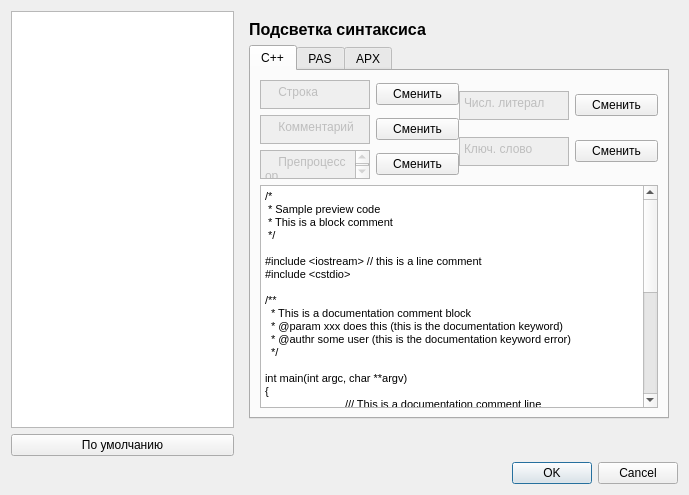
First picture: the form in settingsdialog.ui, repository NOOBS-DevTeam/Appendix, before the edit.
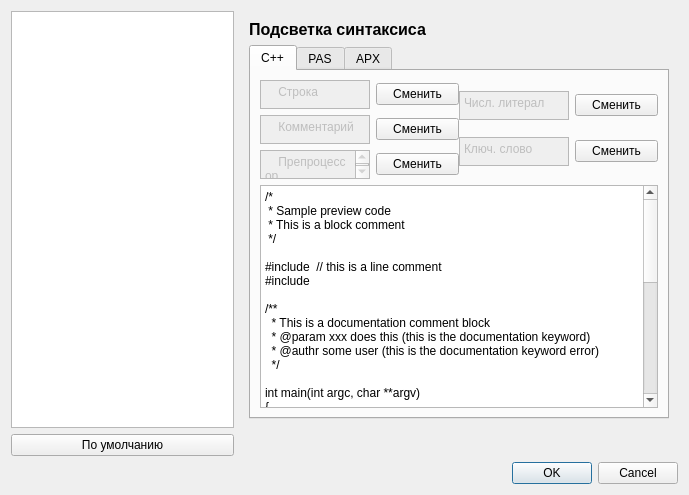
Second picture: the form after the edit. The open tabs and pages were chosen to show the change. Custom widgets are drawn as their Qt base class.

```diff
--- a/settingsdialog.ui
+++ b/settingsdialog.ui
@@ -53,7 +53,7 @@
           <enum>QTabWidget::Rounded</enum>
          </property>
          <property name="currentIndex">
-          <number>1</number>
+          <number>2</number>
          </property>
          <widget class="QWidget" name="tab">
           <attribute name="title">
@@ -257,44 +257,39 @@
              <property name="readOnly">
               <bool>true</bool>
              </property>
-             <property name="html">
-              <string>&lt;!DOCTYPE HTML PUBLIC &quot;-//W3C//DTD HTML 4.0//EN&quot; &quot;http://www.w3.org/TR/REC-html40/strict.dtd&quot;&gt;
-&lt;html&gt;&lt;head&gt;&lt;meta name=&quot;qrichtext&quot; content=&quot;1&quot; /&gt;&lt;style type=&quot;text/css&quot;&gt;
-p, li { white-space: pre-wrap; }
-&lt;/style&gt;&lt;/head&gt;&lt;body style=&quot; font-family:'MS Shell Dlg 2'; font-size:8.25pt; font-weight:400; font-style:normal;&quot;&gt;
-&lt;p style=&quot; margin-top:0px; margin-bottom:0px; margin-left:0px; margin-right:0px; -qt-block-indent:0; text-indent:0px;&quot;&gt;&lt;span style=&quot; font-size:8pt;&quot;&gt;/*&lt;/span&gt;&lt;/p&gt;
-&lt;p style=&quot; margin-top:0px; margin-bottom:0px; margin-left:0px; margin-right:0px; -qt-block-indent:0; text-indent:0px;&quot;&gt;&lt;span style=&quot; font-size:8pt;&quot;&gt; * Sample preview code&lt;/span&gt;&lt;/p&gt;
-&lt;p style=&quot; margin-top:0px; margin-bottom:0px; margin-left:0px; margin-right:0px; -qt-block-indent:0; text-indent:0px;&quot;&gt;&lt;span style=&quot; font-size:8pt;&quot;&gt; * This is a block comment&lt;/span&gt;&lt;/p&gt;
-&lt;p style=&quot; margin-top:0px; margin-bottom:0px; margin-left:0px; margin-right:0px; -qt-block-indent:0; text-indent:0px;&quot;&gt;&lt;span style=&quot; font-size:8pt;&quot;&gt; */&lt;/span&gt;&lt;/p&gt;
-&lt;p style=&quot;-qt-paragraph-type:empty; margin-top:0px; margin-bottom:0px; margin-left:0px; margin-right:0px; -qt-block-indent:0; text-indent:0px; font-size:8pt;&quot;&gt;&lt;br /&gt;&lt;/p&gt;
-&lt;p style=&quot; margin-top:0px; margin-bottom:0px; margin-left:0px; margin-right:0px; -qt-block-indent:0; text-indent:0px;&quot;&gt;&lt;span style=&quot; font-size:8pt;&quot;&gt;#include &amp;lt;iostream&amp;gt; // this is a line comment&lt;/span&gt;&lt;/p&gt;
-&lt;p style=&quot; margin-top:0px; margin-bottom:0px; margin-left:0px; margin-right:0px; -qt-block-indent:0; text-indent:0px;&quot;&gt;&lt;span style=&quot; font-size:8pt;&quot;&gt;#include &amp;lt;cstdio&amp;gt;&lt;/span&gt;&lt;/p&gt;
-&lt;p style=&quot;-qt-paragraph-type:empty; margin-top:0px; margin-bottom:0px; margin-left:0px; margin-right:0px; -qt-block-indent:0; text-indent:0px; font-size:8pt;&quot;&gt;&lt;br /&gt;&lt;/p&gt;
-&lt;p style=&quot; margin-top:0px; margin-bottom:0px; margin-left:0px; margin-right:0px; -qt-block-indent:0; text-indent:0px;&quot;&gt;&lt;span style=&quot; font-size:8pt;&quot;&gt;/**&lt;/span&gt;&lt;/p&gt;
-&lt;p style=&quot; margin-top:0px; margin-bottom:0px; margin-left:0px; margin-right:0px; -qt-block-indent:0; text-indent:0px;&quot;&gt;&lt;span style=&quot; font-size:8pt;&quot;&gt;  * This is a documentation comment block&lt;/span&gt;&lt;/p&gt;
-&lt;p style=&quot; margin-top:0px; margin-bottom:0px; margin-left:0px; margin-right:0px; -qt-block-indent:0; text-indent:0px;&quot;&gt;&lt;span style=&quot; font-size:8pt;&quot;&gt;  * @param xxx does this (this is the documentation keyword)&lt;/span&gt;&lt;/p&gt;
-&lt;p style=&quot; margin-top:0px; margin-bottom:0px; margin-left:0px; margin-right:0px; -qt-block-indent:0; text-indent:0px;&quot;&gt;&lt;span style=&quot; font-size:8pt;&quot;&gt;  * @authr some user (this is the documentation keyword error)&lt;/span&gt;&lt;/p&gt;
-&lt;p style=&quot; margin-top:0px; margin-bottom:0px; margin-left:0px; margin-right:0px; -qt-block-indent:0; text-indent:0px;&quot;&gt;&lt;span style=&quot; font-size:8pt;&quot;&gt;  */&lt;/span&gt;&lt;/p&gt;
-&lt;p style=&quot;-qt-paragraph-type:empty; margin-top:0px; margin-bottom:0px; margin-left:0px; margin-right:0px; -qt-block-indent:0; text-indent:0px; font-size:8pt;&quot;&gt;&lt;br /&gt;&lt;/p&gt;
-&lt;p style=&quot; margin-top:0px; margin-bottom:0px; margin-left:0px; margin-right:0px; -qt-block-indent:0; text-indent:0px;&quot;&gt;&lt;span style=&quot; font-size:8pt;&quot;&gt;int main(int argc, char **argv)&lt;/span&gt;&lt;/p&gt;
-&lt;p style=&quot; margin-top:0px; margin-bottom:0px; margin-left:0px; margin-right:0px; -qt-block-indent:0; text-indent:0px;&quot;&gt;&lt;span style=&quot; font-size:8pt;&quot;&gt;{&lt;/span&gt;&lt;/p&gt;
-&lt;p style=&quot; margin-top:0px; margin-bottom:0px; margin-left:0px; margin-right:0px; -qt-block-indent:0; text-indent:0px;&quot;&gt;&lt;span style=&quot; font-size:8pt;&quot;&gt;	/// This is a documentation comment line&lt;/span&gt;&lt;/p&gt;
-&lt;p style=&quot; margin-top:0px; margin-bottom:0px; margin-left:0px; margin-right:0px; -qt-block-indent:0; text-indent:0px;&quot;&gt;&lt;span style=&quot; font-size:8pt;&quot;&gt;	int numbers[20];&lt;/span&gt;&lt;/p&gt;
-&lt;p style=&quot; margin-top:0px; margin-bottom:0px; margin-left:0px; margin-right:0px; -qt-block-indent:0; text-indent:0px;&quot;&gt;&lt;span style=&quot; font-size:8pt;&quot;&gt;	int average = 0;&lt;/span&gt;&lt;/p&gt;
-&lt;p style=&quot; margin-top:0px; margin-bottom:0px; margin-left:0px; margin-right:0px; -qt-block-indent:0; text-indent:0px;&quot;&gt;&lt;span style=&quot; font-size:8pt;&quot;&gt;	char ch = '\n';&lt;/span&gt;&lt;/p&gt;
-&lt;p style=&quot; margin-top:0px; margin-bottom:0px; margin-left:0px; margin-right:0px; -qt-block-indent:0; text-indent:0px;&quot;&gt;&lt;span style=&quot; font-size:8pt;&quot;&gt;	for (int i = 0; i &amp;lt; 20; ++i) // a breakpoint is set&lt;/span&gt;&lt;/p&gt;
-&lt;p style=&quot; margin-top:0px; margin-bottom:0px; margin-left:0px; margin-right:0px; -qt-block-indent:0; text-indent:0px;&quot;&gt;&lt;span style=&quot; font-size:8pt;&quot;&gt;	{&lt;/span&gt;&lt;/p&gt;
-&lt;p style=&quot; margin-top:0px; margin-bottom:0px; margin-left:0px; margin-right:0px; -qt-block-indent:0; text-indent:0px;&quot;&gt;&lt;span style=&quot; font-size:8pt;&quot;&gt;		numbers[i] = i; // active line (during debugging)&lt;/span&gt;&lt;/p&gt;
-&lt;p style=&quot; margin-top:0px; margin-bottom:0px; margin-left:0px; margin-right:0px; -qt-block-indent:0; text-indent:0px;&quot;&gt;&lt;span style=&quot; font-size:8pt;&quot;&gt;		total += i; // error line&lt;/span&gt;&lt;/p&gt;
-&lt;p style=&quot; margin-top:0px; margin-bottom:0px; margin-left:0px; margin-right:0px; -qt-block-indent:0; text-indent:0px;&quot;&gt;&lt;span style=&quot; font-size:8pt;&quot;&gt;	}&lt;/span&gt;&lt;/p&gt;
-&lt;p style=&quot; margin-top:0px; margin-bottom:0px; margin-left:0px; margin-right:0px; -qt-block-indent:0; text-indent:0px;&quot;&gt;&lt;span style=&quot; font-size:8pt;&quot;&gt;	average = total / 20;&lt;/span&gt;&lt;/p&gt;
-&lt;p style=&quot; margin-top:0px; margin-bottom:0px; margin-left:0px; margin-right:0px; -qt-block-indent:0; text-indent:0px;&quot;&gt;&lt;span style=&quot; font-size:8pt;&quot;&gt;	std::cout &amp;lt;&amp;lt; numbers[0] &amp;lt;&amp;lt; '\n' &amp;lt;&amp;lt; numbers[19] &amp;lt;&amp;lt; '\n';&lt;/span&gt;&lt;/p&gt;
-&lt;p style=&quot; margin-top:0px; margin-bottom:0px; margin-left:0px; margin-right:0px; -qt-block-indent:0; text-indent:0px;&quot;&gt;&lt;span style=&quot; font-size:8pt;&quot;&gt;	std::cout &amp;lt;&amp;lt; &amp;quot;total:&amp;quot; &amp;lt;&amp;lt; total &amp;lt;&amp;lt; &amp;quot;average:&amp;quot; &amp;lt;&amp;lt; average &amp;lt;&amp;lt; '\n';&lt;/span&gt;&lt;/p&gt;
-&lt;p style=&quot; margin-top:0px; margin-bottom:0px; margin-left:0px; margin-right:0px; -qt-block-indent:0; text-indent:0px;&quot;&gt;&lt;span style=&quot; font-size:8pt;&quot;&gt;	std::cout &amp;lt;&amp;lt; &amp;quot;Press any key...&amp;quot; &amp;lt;&amp;lt; '\n';&lt;/span&gt;&lt;/p&gt;
-&lt;p style=&quot; margin-top:0px; margin-bottom:0px; margin-left:0px; margin-right:0px; -qt-block-indent:0; text-indent:0px;&quot;&gt;&lt;span style=&quot; font-size:8pt;&quot;&gt;	getch();&lt;/span&gt;&lt;/p&gt;
-&lt;p style=&quot; margin-top:0px; margin-bottom:0px; margin-left:0px; margin-right:0px; -qt-block-indent:0; text-indent:0px;&quot;&gt;&lt;span style=&quot; font-size:8pt;&quot;&gt;}&lt;/span&gt;&lt;/p&gt;
-&lt;p style=&quot;-qt-paragraph-type:empty; margin-top:0px; margin-bottom:0px; margin-left:0px; margin-right:0px; -qt-block-indent:0; text-indent:0px; font-size:8pt;&quot;&gt;&lt;br /&gt;&lt;/p&gt;
-&lt;p style=&quot;-qt-paragraph-type:empty; margin-top:0px; margin-bottom:0px; margin-left:0px; margin-right:0px; -qt-block-indent:0; text-indent:0px; font-size:8pt;&quot;&gt;&lt;br /&gt;&lt;/p&gt;&lt;/body&gt;&lt;/html&gt;</string>
+             <property name="plainText">
+              <string>/*
+ * Sample preview code
+ * This is a block comment
+ */
+
+#include &lt;iostream&gt; // this is a line comment
+#include &lt;cstdio&gt;
+
+/**
+  * This is a documentation comment block
+  * @param xxx does this (this is the documentation keyword)
+  * @authr some user (this is the documentation keyword error)
+  */
+
+int main(int argc, char **argv)
+{
+	/// This is a documentation comment line
+	int numbers[20];
+	int average = 0;
+	char ch = '\n';
+	for (int i = 0; i &lt; 20; ++i) // a breakpoint is set
+	{
+		numbers[i] = i; // active line (during debugging)
+		total += i; // error line
+	}
+	average = total / 20;
+	std::cout &lt;&lt; numbers[0] &lt;&lt; '\n' &lt;&lt; numbers[19] &lt;&lt; '\n';
+	std::cout &lt;&lt; &quot;total:&quot; &lt;&lt; total &lt;&lt; &quot;average:&quot; &lt;&lt; average &lt;&lt; '\n';
+	std::cout &lt;&lt; &quot;Press any key...&quot; &lt;&lt; '\n';
+	getch();
+}
+</string>
              </property>
             </widget>
            </item>
@@ -463,20 +458,16 @@
                <property name="readOnly">
                 <bool>true</bool>
                </property>
-               <property name="html">
-                <string>&lt;!DOCTYPE HTML PUBLIC &quot;-//W3C//DTD HTML 4.0//EN&quot; &quot;http://www.w3.org/TR/REC-html40/strict.dtd&quot;&gt;
-&lt;html&gt;&lt;head&gt;&lt;meta name=&quot;qrichtext&quot; content=&quot;1&quot; /&gt;&lt;style type=&quot;text/css&quot;&gt;
-p, li { white-space: pre-wrap; }
-&lt;/style&gt;&lt;/head&gt;&lt;body style=&quot; font-family:'MS Shell Dlg 2'; font-size:8.25pt; font-weight:400; font-style:normal;&quot;&gt;
-&lt;p style=&quot; margin-top:0px; margin-bottom:0px; margin-left:0px; margin-right:0px; -qt-block-indent:0; text-indent:0px;&quot;&gt;&lt;span style=&quot; font-size:8pt;&quot;&gt;// Комментарий&lt;/span&gt;&lt;/p&gt;
-&lt;p style=&quot; margin-top:0px; margin-bottom:0px; margin-left:0px; margin-right:0px; -qt-block-indent:0; text-indent:0px;&quot;&gt;&lt;span style=&quot; font-size:8pt;&quot;&gt;program First;&lt;/span&gt;&lt;/p&gt;
-&lt;p style=&quot; margin-top:0px; margin-bottom:0px; margin-left:0px; margin-right:0px; -qt-block-indent:0; text-indent:0px;&quot;&gt;&lt;span style=&quot; font-size:8pt;&quot;&gt;var &lt;/span&gt;&lt;/p&gt;
-&lt;p style=&quot; margin-top:0px; margin-bottom:0px; margin-left:0px; margin-right:0px; -qt-block-indent:0; text-indent:0px;&quot;&gt;&lt;span style=&quot; font-size:8pt;&quot;&gt;  i: integer; r: real;&lt;/span&gt;&lt;/p&gt;
-&lt;p style=&quot; margin-top:0px; margin-bottom:0px; margin-left:0px; margin-right:0px; -qt-block-indent:0; text-indent:0px;&quot;&gt;&lt;span style=&quot; font-size:8pt;&quot;&gt;  s: string; c: char;&lt;/span&gt;&lt;/p&gt;
-&lt;p style=&quot; margin-top:0px; margin-bottom:0px; margin-left:0px; margin-right:0px; -qt-block-indent:0; text-indent:0px;&quot;&gt;&lt;span style=&quot; font-size:8pt;&quot;&gt;begin&lt;/span&gt;&lt;/p&gt;
-&lt;p style=&quot; margin-top:0px; margin-bottom:0px; margin-left:0px; margin-right:0px; -qt-block-indent:0; text-indent:0px;&quot;&gt;&lt;span style=&quot; font-size:8pt;&quot;&gt;  i:=2345; r:=3.1415;&lt;/span&gt;&lt;/p&gt;
-&lt;p style=&quot; margin-top:0px; margin-bottom:0px; margin-left:0px; margin-right:0px; -qt-block-indent:0; text-indent:0px;&quot;&gt;&lt;span style=&quot; font-size:8pt;&quot;&gt;  s:='Hello, world'; c:=#10;&lt;/span&gt;&lt;/p&gt;
-&lt;p style=&quot; margin-top:0px; margin-bottom:0px; margin-left:0px; margin-right:0px; -qt-block-indent:0; text-indent:0px;&quot;&gt;&lt;span style=&quot; font-size:8pt;&quot;&gt;end.&lt;/span&gt;&lt;/p&gt;&lt;/body&gt;&lt;/html&gt;</string>
+               <property name="plainText">
+                <string>// Комментарий
+program First;
+var 
+  i: integer; r: real;
+  s: string; c: char;
+begin
+  i:=2345; r:=3.1415;
+  s:='Hello, world'; c:=#10;
+end.</string>
                </property>
               </widget>
              </item>
@@ -491,29 +482,6 @@
           <layout class="QGridLayout" name="gridLayout_9">
            <item row="0" column="0">
             <layout class="QGridLayout" name="gridLayout_8">
-             <item row="1" column="0">
-              <widget class="Editor" name="textEdit_3">
-               <property name="html">
-                <string>&lt;!DOCTYPE HTML PUBLIC &quot;-//W3C//DTD HTML 4.0//EN&quot; &quot;http://www.w3.org/TR/REC-html40/strict.dtd&quot;&gt;
-&lt;html&gt;&lt;head&gt;&lt;meta name=&quot;qrichtext&quot; content=&quot;1&quot; /&gt;&lt;style type=&quot;text/css&quot;&gt;
-p, li { white-space: pre-wrap; }
-&lt;/style&gt;&lt;/head&gt;&lt;body style=&quot; font-family:'MS Shell Dlg 2'; font-size:8.25pt; font-weight:400; font-style:normal;&quot;&gt;
-&lt;p style=&quot; margin-top:0px; margin-bottom:0px; margin-left:0px; margin-right:0px; -qt-block-indent:0; text-indent:0px;&quot;&gt;&lt;span style=&quot; font-size:8pt;&quot;&gt;int main()&lt;/span&gt;&lt;/p&gt;
-&lt;p style=&quot; margin-top:0px; margin-bottom:0px; margin-left:0px; margin-right:0px; -qt-block-indent:0; text-indent:0px;&quot;&gt;&lt;span style=&quot; font-size:8pt;&quot;&gt;//comment&lt;/span&gt;&lt;/p&gt;
-&lt;p style=&quot; margin-top:0px; margin-bottom:0px; margin-left:0px; margin-right:0px; -qt-block-indent:0; text-indent:0px;&quot;&gt;&lt;span style=&quot; font-size:8pt;&quot;&gt;{&lt;/span&gt;&lt;/p&gt;
-&lt;p style=&quot; margin-top:0px; margin-bottom:0px; margin-left:0px; margin-right:0px; -qt-block-indent:0; text-indent:0px;&quot;&gt;&lt;span style=&quot; font-size:8pt;&quot;&gt;	let int i;&lt;/span&gt;&lt;/p&gt;
-&lt;p style=&quot; margin-top:0px; margin-bottom:0px; margin-left:0px; margin-right:0px; -qt-block-indent:0; text-indent:0px;&quot;&gt;&lt;span style=&quot; font-size:8pt;&quot;&gt;	while i&amp;lt;10 do {&lt;/span&gt;&lt;/p&gt;
-&lt;p style=&quot; margin-top:0px; margin-bottom:0px; margin-left:0px; margin-right:0px; -qt-block-indent:0; text-indent:0px;&quot;&gt;&lt;span style=&quot; font-size:8pt;&quot;&gt;		out (i);&lt;/span&gt;&lt;/p&gt;
-&lt;p style=&quot; margin-top:0px; margin-bottom:0px; margin-left:0px; margin-right:0px; -qt-block-indent:0; text-indent:0px;&quot;&gt;&lt;span style=&quot; font-size:8pt;&quot;&gt;		i = i+1;&lt;/span&gt;&lt;/p&gt;
-&lt;p style=&quot; margin-top:0px; margin-bottom:0px; margin-left:0px; margin-right:0px; -qt-block-indent:0; text-indent:0px;&quot;&gt;&lt;span style=&quot; font-size:8pt;&quot;&gt;	if i==5 then&lt;/span&gt;&lt;/p&gt;
-&lt;p style=&quot; margin-top:0px; margin-bottom:0px; margin-left:0px; margin-right:0px; -qt-block-indent:0; text-indent:0px;&quot;&gt;&lt;span style=&quot; font-size:8pt;&quot;&gt;		return 1&lt;/span&gt;&lt;/p&gt;
-&lt;p style=&quot; margin-top:0px; margin-bottom:0px; margin-left:0px; margin-right:0px; -qt-block-indent:0; text-indent:0px;&quot;&gt;&lt;span style=&quot; font-size:8pt;&quot;&gt;	&lt;/span&gt;&lt;/p&gt;
-&lt;p style=&quot; margin-top:0px; margin-bottom:0px; margin-left:0px; margin-right:0px; -qt-block-indent:0; text-indent:0px;&quot;&gt;&lt;span style=&quot; font-size:8pt;&quot;&gt;	};&lt;/span&gt;&lt;/p&gt;
-&lt;p style=&quot; margin-top:0px; margin-bottom:0px; margin-left:0px; margin-right:0px; -qt-block-indent:0; text-indent:0px;&quot;&gt;&lt;span style=&quot; font-size:8pt;&quot;&gt;	return 0&lt;/span&gt;&lt;/p&gt;
-&lt;p style=&quot; margin-top:0px; margin-bottom:0px; margin-left:0px; margin-right:0px; -qt-block-indent:0; text-indent:0px;&quot;&gt;&lt;span style=&quot; font-size:8pt;&quot;&gt;}&lt;/span&gt;&lt;/p&gt;&lt;/body&gt;&lt;/html&gt;</string>
-               </property>
-              </widget>
-             </item>
              <item row="0" column="0">
               <layout class="QGridLayout" name="gridLayout_7">
                <item row="0" column="0">
@@ -658,6 +626,28 @@
                </item>
               </layout>
              </item>
+             <item row="1" column="0">
+              <widget class="Editor" name="textEdit_3">
+               <property name="readOnly">
+                <bool>true</bool>
+               </property>
+               <property name="plainText">
+                <string>int main()
+//comment
+{
+	let int i;
+	while i&lt;10 do {
+		out (i);
+		i = i+1;
+	if i==5 then
+		return 1
+	
+	};
+	return 0
+}</string>
+               </property>
+              </widget>
+             </item>
             </layout>
            </item>
           </layout>
@@ -800,7 +790,7 @@
  <customwidgets>
   <customwidget>
    <class>Editor</class>
-   <extends>QTextEdit</extends>
+   <extends>QPlainTextEdit</extends>
    <header location="global">Editor.h</header>
   </customwidget>
  </customwidgets>
```
